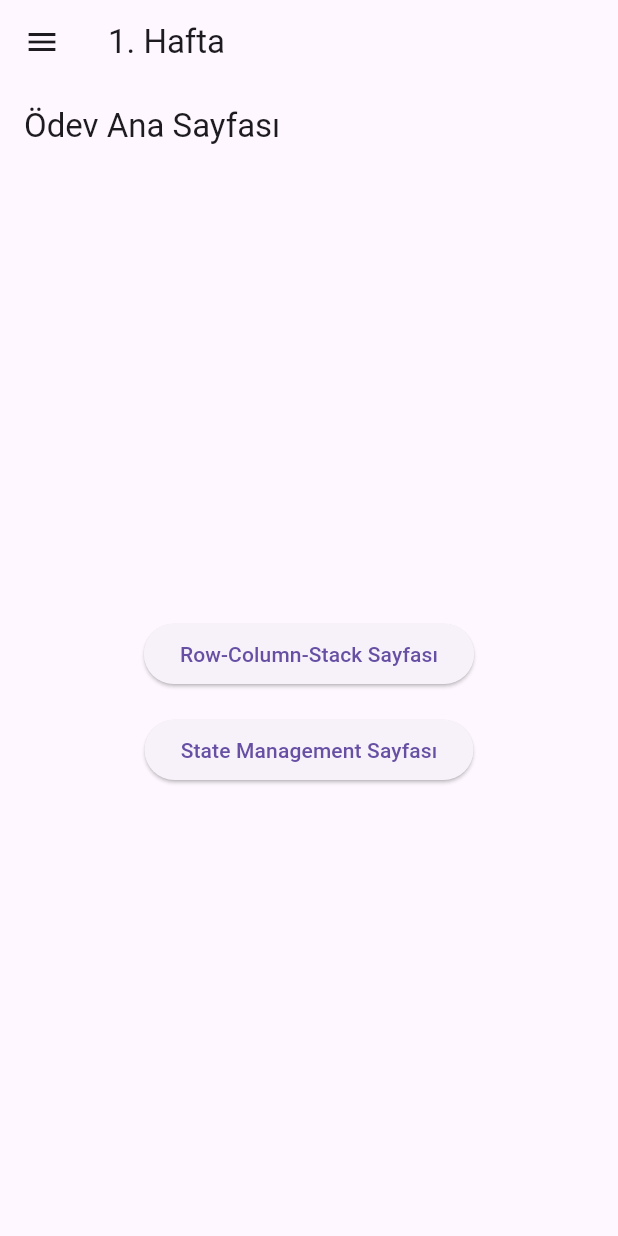
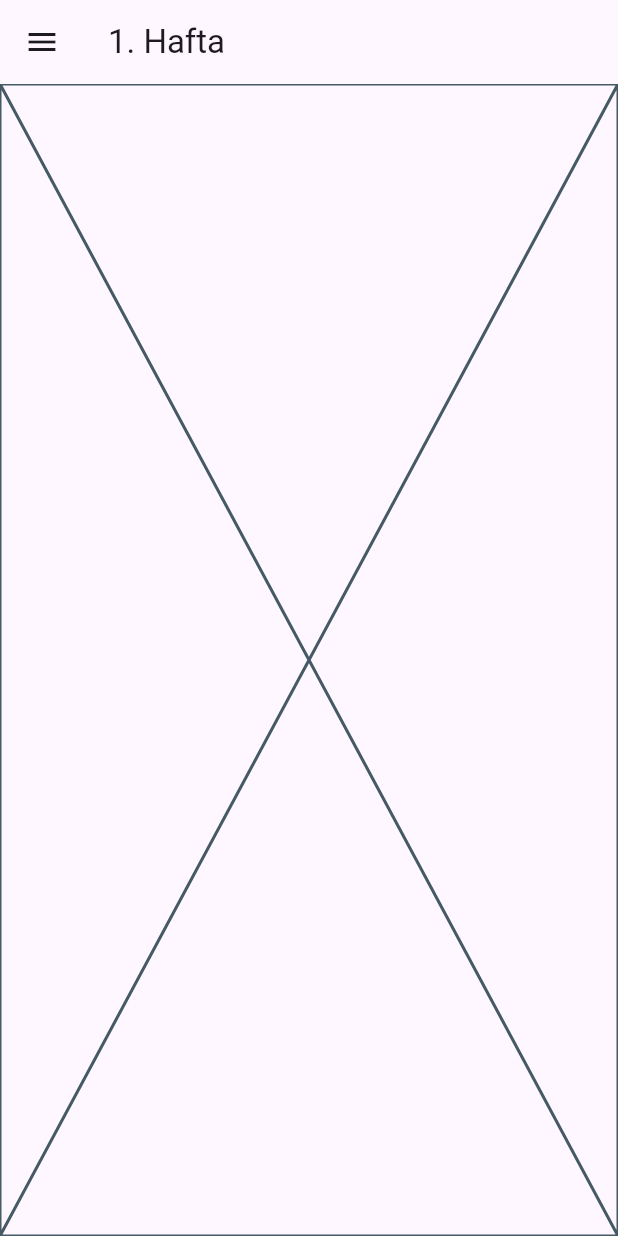
Before and after one commit to ETOTEK-Mobil/yaren_odev, a Flutter app: the screen it shows after launch, on a phone screen of 412 x 824 dp. Run offline on Flutter 3.47's test engine with Material 3 defaults, Android fonts, the phone set to English and light mode, and no system bars.

Commit message:
chore(template): merge template changes :up:
Signed-off-by: yarenyldzhnn <github-action@actions-template-sync.noreply.github.com>

```diff
--- a/lib/ui/view/hafta_1/hafta_1_view.dart
+++ b/lib/ui/view/hafta_1/hafta_1_view.dart
@@ -1,45 +1,10 @@
 import 'package:flutter/material.dart';
-import 'package:odev/core/constants/app_sizes.dart';
-import 'package:odev/ui/view/hafta_1/pages/row_column_stack_page.dart';
-import 'package:odev/ui/view/hafta_1/pages/state_management_page.dart';
 
 class Hafta1View extends StatelessWidget {
   const Hafta1View({super.key});
 
   @override
   Widget build(BuildContext context) {
-     return Scaffold(
-      appBar: AppBar(title: const Text("Ödev Ana Sayfası")),
-      body: Center(
-        child: Column(
-          mainAxisAlignment: MainAxisAlignment.center,
-          children: [
-            ElevatedButton(
-              onPressed: () {
-                Navigator.push(
-                  context,
-                  MaterialPageRoute(
-                    builder: (context) => const RowColumnStackPage(),
-                  ),
-                );
-              },
-              child: const Text("Row-Column-Stack Sayfası"),
-            ),
-            const SizedBox(height: AppSize.md),
-            ElevatedButton(
-              onPressed: () {
-                Navigator.push(
-                  context,
-                  MaterialPageRoute(
-                    builder: (context) => const StateManagementPage(),
-                  ),
-                );
-              },
-              child: const Text("State Management Sayfası"),
-            ),
-          ],
-        ),
-      ),
-    );
+    return const Placeholder();
   }
 }
```
